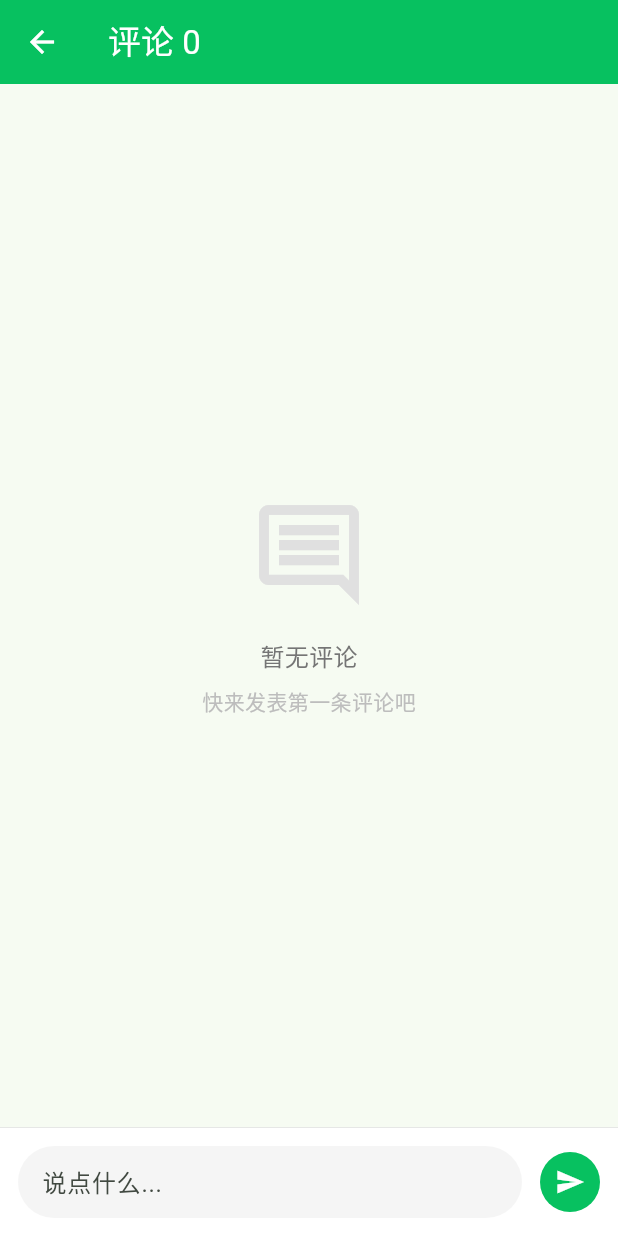
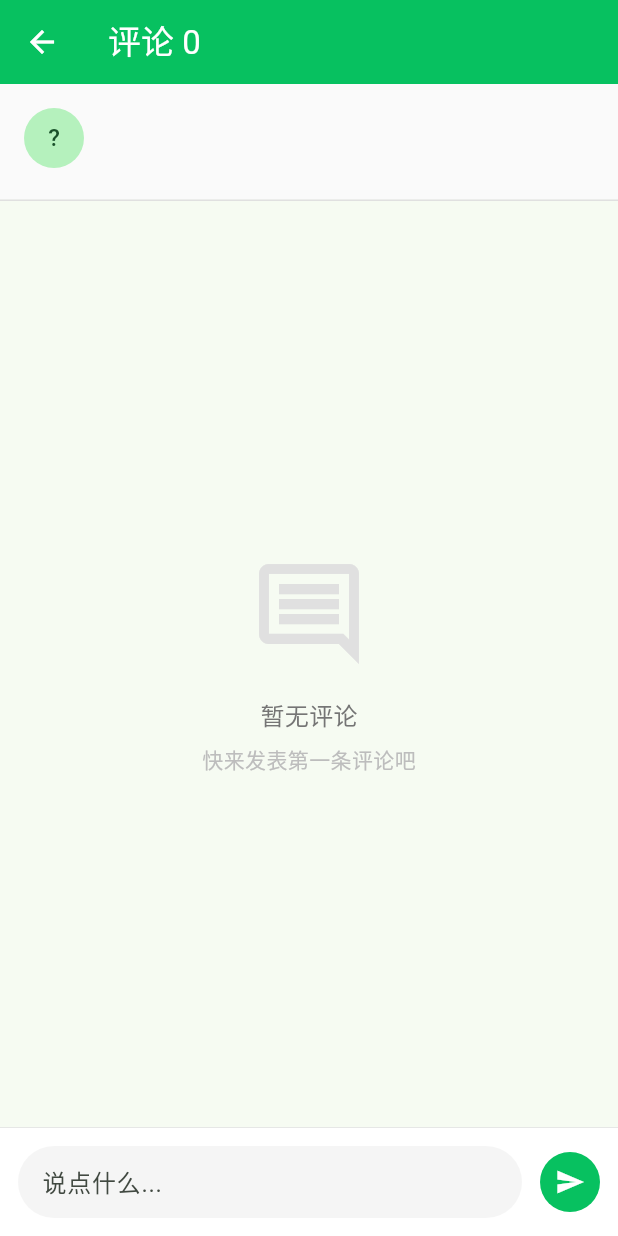
Before and after one commit to JamesBondMine/ProjectIMTF, a Flutter app: the MomentCommentsPage screen opened directly with empty values, after a tap on the "send" icon, on a phone screen of 412 x 824 dp. Run offline on Flutter 3.47's test engine with Material 3 defaults, Android fonts, the phone set to English and light mode, and no system bars; our stand-ins replace cached_network_image, chewie, dio, flutter_easyloading, flutter_image_compress, flutter_tts and 7 more; accounts and stored records are empty; network calls fail.

Commit message:
新增评论列表和发布评论

```diff
--- a/package_im/lib/pages/discover/moment_comments_page.dart
+++ b/package_im/lib/pages/discover/moment_comments_page.dart
@@ -30,6 +30,8 @@ class _MomentCommentsPageState extends State<MomentCommentsPage> {
   bool _hasMore = true;
   bool _isLoadingMore = false;
   bool _isSubmitting = false;
+  bool _hasNewComment = false; // 标记是否有新评论
+  int? _newCommentId; // 新发表的评论ID
 
   // 回复相关
   Comment? _replyToComment;
@@ -182,18 +184,40 @@ class _MomentCommentsPageState extends State<MomentCommentsPage> {
       );
 
       if (mounted) {
-        if (response.success) {
+        if (response.success && response.data != null) {
           EasyLoading.showSuccess('评论成功');
+
+          // 解析返回的评论数据
+          final newComment = Comment.fromJson(response.data);
+
+          // 将新评论添加到列表顶部
+          setState(() {
+            _comments.insert(0, newComment);
+            _hasNewComment = true; // 标记有新评论
+            _newCommentId = newComment.id; // 记录新评论ID
+          });
+
+          // 3秒后取消高亮
+          Future.delayed(const Duration(seconds: 3), () {
+            if (mounted) {
+              setState(() {
+                _newCommentId = null;
+              });
+            }
+          });
+
+          // 清空输入框和回复状态
           _commentController.clear();
           _replyToComment = null;
           _commentFocusNode.unfocus();
 
-          // 刷新评论列表
-          await _loadComments(isRefresh: true);
-
-          // 通知上一页更新评论数
-          if (Navigator.canPop(context)) {
-            Navigator.pop(context, true);
+          // 滚动到顶部显示新评论
+          if (_scrollController.hasClients) {
+            _scrollController.animateTo(
+              0,
+              duration: const Duration(milliseconds: 300),
+              curve: Curves.easeOut,
+            );
           }
         } else {
           EasyLoading.showError(
@@ -230,19 +254,86 @@ class _MomentCommentsPageState extends State<MomentCommentsPage> {
 
   @override
   Widget build(BuildContext context) {
-    return Scaffold(
+    return WillPopScope(
+      onWillPop: () async {
+        // 返回时通知上一页是否需要刷新
+        Navigator.of(context).pop(_hasNewComment);
+        return false;
+      },
+      child: Scaffold(
         appBar: AppBar(
-        title: Text('评论 ${widget.moment.commentCount}'),
+          title: Text('评论 ${_comments.isEmpty ? widget.moment.commentCount : _comments.length}'),
           backgroundColor: Theme.of(context).primaryColor,
         ),
         body: Column(
           children: [
+            // 动态内容预览
+            _buildMomentPreview(),
+            Divider(height: 1, color: Colors.grey[300]),
             // 评论列表
             Expanded(
               child: _buildCommentList(),
             ),
             // 评论输入框
             _buildCommentInput(),
+          ],
+        ),
+      ),
+    );
+  }
+
+  /// 构建动态预览
+  Widget _buildMomentPreview() {
+    return Container(
+      padding: const EdgeInsets.all(16),
+      color: Colors.grey[50],
+      child: Row(
+        crossAxisAlignment: CrossAxisAlignment.start,
+        children: [
+          // 头像
+          CircleAvatar(
+            radius: 20,
+            backgroundImage: widget.moment.avatarUrl != null &&
+                    widget.moment.avatarUrl!.isNotEmpty
+                ? CachedNetworkImageProvider(widget.moment.avatarUrl!)
+                : null,
+            child: widget.moment.avatarUrl == null ||
+                    widget.moment.avatarUrl!.isEmpty
+                ? Text(
+                    widget.moment.nickname.isNotEmpty
+                        ? widget.moment.nickname[0]
+                        : '?',
+                    style: const TextStyle(fontSize: 16),
+                  )
+                : null,
+          ),
+          const SizedBox(width: 12),
+          // 用户名和内容
+          Expanded(
+            child: Column(
+              crossAxisAlignment: CrossAxisAlignment.start,
+              children: [
+                Text(
+                  widget.moment.nickname,
+                  style: const TextStyle(
+                    fontSize: 15,
+                    fontWeight: FontWeight.bold,
+                  ),
+                ),
+                const SizedBox(height: 4),
+                Text(
+                  widget.moment.content,
+                  style: TextStyle(
+                    fontSize: 14,
+                    color: Colors.grey[700],
+                    height: 1.4,
+                  ),
+                  maxLines: 3,
+                  overflow: TextOverflow.ellipsis,
+                ),
+              ],
+            ),
+          ),
         ],
       ),
     );
@@ -319,8 +410,21 @@ class _MomentCommentsPageState extends State<MomentCommentsPage> {
   }
 
   Widget _buildCommentItem(Comment comment) {
+    final isNewComment = comment.id == _newCommentId;
+
     return Container(
       margin: const EdgeInsets.only(bottom: 16),
+      padding: isNewComment ? const EdgeInsets.all(8) : EdgeInsets.zero,
+      decoration: isNewComment
+          ? BoxDecoration(
+              color: Theme.of(context).primaryColor.withOpacity(0.05),
+              borderRadius: BorderRadius.circular(8),
+              border: Border.all(
+                color: Theme.of(context).primaryColor.withOpacity(0.2),
+                width: 1,
+              ),
+            )
+          : null,
       child: Row(
         crossAxisAlignment: CrossAxisAlignment.start,
         children: [
```
Also changed, not shown: package_im/lib/pages/discover/discover_page.dart (+1 -21 lines). Lines whose indentation alone changed are shown as unchanged.
